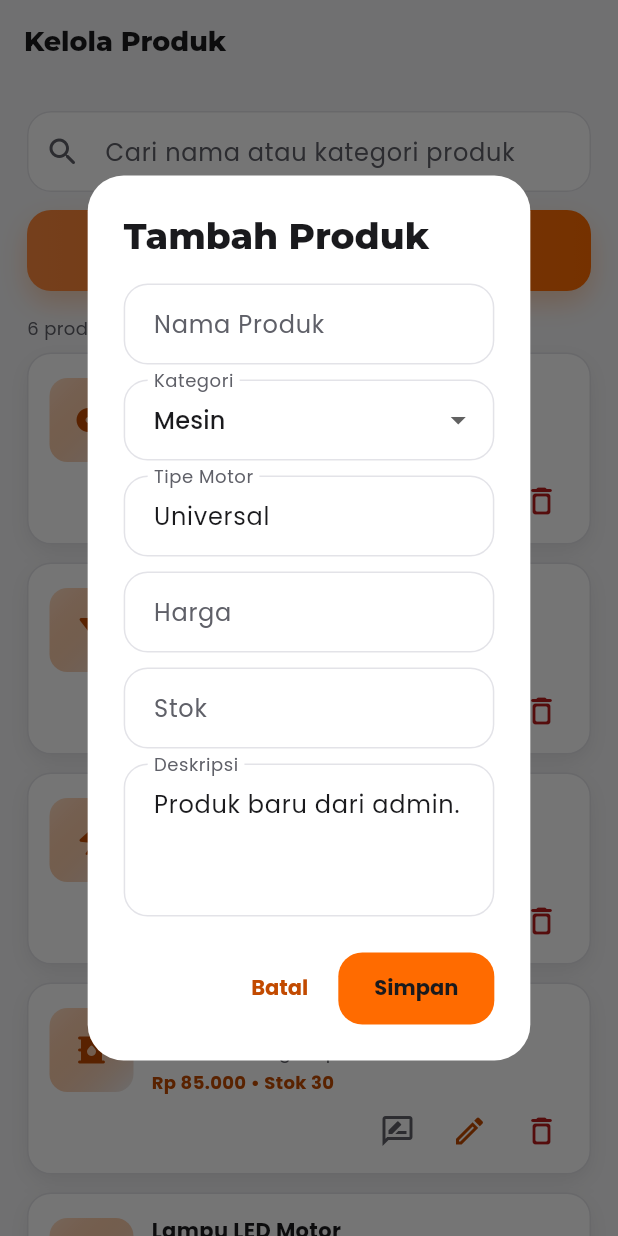
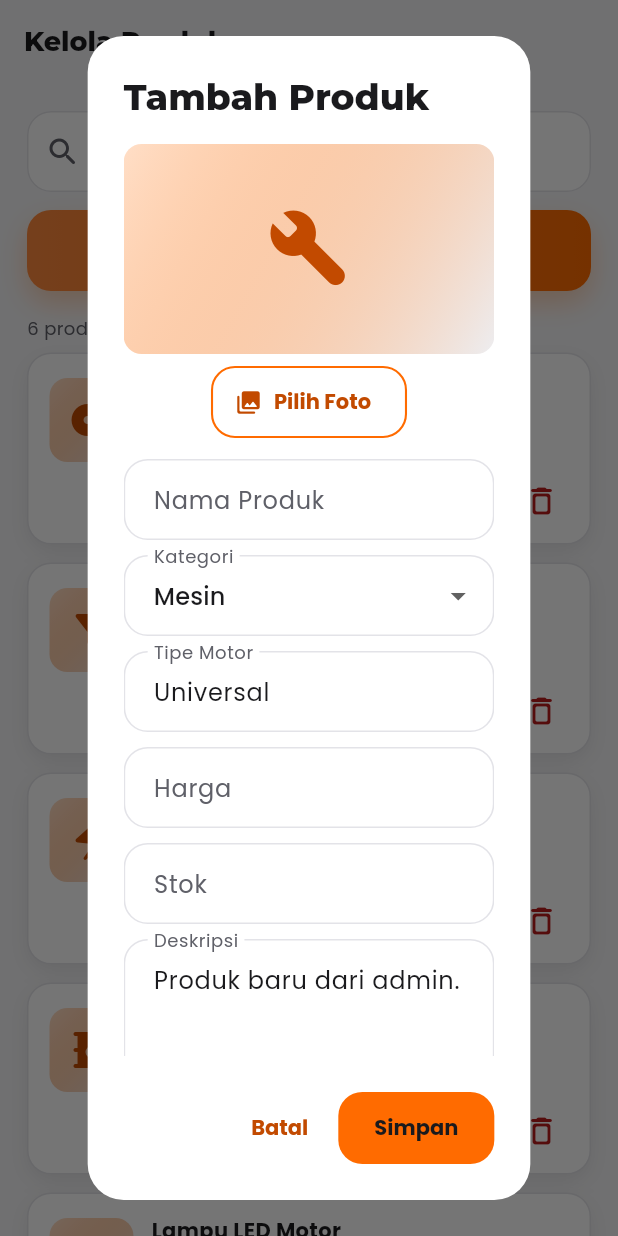
Before and after one commit to fikrinovriadi05/MotoParts, a Flutter app: the AdminProductsPage screen opened directly, after a tap on "Tambah Produk", on a phone screen of 412 x 824 dp. Run offline on Flutter 3.47's test engine with Material 3 defaults, Android fonts, the phone set to English and light mode, and no system bars; our stand-ins replace google_fonts, image_picker, shared_preferences; accounts and stored records are empty.

Commit message:
Foto produk asli: pilih dari galeri di dialog admin, tampil di kartu, detail, keranjang, pesanan; tersimpan di perangkat
Co-Authored-By: Claude Sonnet 5.5 <noreply@anthropic.com>

```diff
--- a/lib/models/product.dart
+++ b/lib/models/product.dart
@@ -22,6 +22,9 @@ class Product {
   final IconData icon;
   String description;
 
+  /// Jalur file foto produk di perangkat (null = tanpa foto, pakai ikon).
+  String? imagePath;
+
   Product({
     required this.id,
     required this.name,
@@ -31,6 +34,7 @@ class Product {
     required this.stock,
     required this.icon,
     required this.description,
+    this.imagePath,
   });
 
   factory Product.fromJson(Map<String, dynamic> json) {
@@ -43,6 +47,7 @@ class Product {
       stock: json['stock'] as int,
       icon: icons[json['icon']] ?? Icons.build_rounded,
       description: json['description'] as String,
+      imagePath: json['imagePath'] as String?,
     );
   }
 
@@ -62,6 +67,7 @@ class Product {
       'stock': stock,
       'icon': iconName,
       'description': description,
+      'imagePath': imagePath,
     };
   }
 }
--- a/lib/pages/admin/admin_products_page.dart
+++ b/lib/pages/admin/admin_products_page.dart
@@ -1,10 +1,12 @@
 import 'package:flutter/material.dart';
 import 'package:motopart/core/categories.dart';
+import 'package:motopart/core/product_image_storage.dart';
 import 'package:motopart/theme/app_theme.dart';
 import 'package:motopart/core/format.dart';
 import 'package:motopart/models/product.dart';
 import 'package:motopart/store/store.dart';
 import 'package:motopart/widgets/primary_button.dart';
+import 'package:motopart/widgets/product_picture.dart';
 import 'package:motopart/widgets/review_section.dart';
 
 class AdminProductsPage extends StatelessWidget {
@@ -28,8 +30,13 @@ class AdminProductsPage extends StatelessWidget {
     ];
     String category = product?.category ?? 'Mesin';
     String? error;
+    final oldImagePath = product?.imagePath;
+    String? imagePath = oldImagePath;
+    // Foto yang dipilih selama dialog ini terbuka (disalin ke penyimpanan app).
+    final pickedPaths = <String>[];
+    var saved = false;
 
-    showDialog(
+    showDialog<void>(
       context: context,
       builder: (dialogContext) {
         return StatefulBuilder(
@@ -40,6 +47,23 @@ class AdminProductsPage extends StatelessWidget {
                 child: Column(
                   mainAxisSize: MainAxisSize.min,
                   children: [
+                    _PhotoField(
+                      imagePath: imagePath,
+                      icon: product?.icon ?? Icons.build_rounded,
+                      onPick: () async {
+                        final path = await productImageStorage
+                            .pickFromGallery();
+                        if (path == null) return;
+                        if (!dialogContext.mounted) {
+                          productImageStorage.delete(path);
+                          return;
+                        }
+                        pickedPaths.add(path);
+                        setDialog(() => imagePath = path);
+                      },
+                      onRemove: () => setDialog(() => imagePath = null),
+                    ),
+                    const SizedBox(height: 14),
                     TextField(
                       controller: name,
                       decoration: const InputDecoration(
@@ -137,6 +161,8 @@ class AdminProductsPage extends StatelessWidget {
                         price: parsedPrice,
                         stock: parsedStock,
                         description: description.text.trim(),
+                        imagePath: imagePath,
+                        clearImage: imagePath == null,
                       );
                     } else {
                       store.addProduct(
@@ -149,10 +175,16 @@ class AdminProductsPage extends StatelessWidget {
                           stock: parsedStock,
                           icon: Icons.build_rounded,
                           description: description.text.trim(),
+                          imagePath: imagePath,
                         ),
                       );
                     }
 
+                    // Foto lama yang diganti/dihapus tidak dipakai lagi.
+                    if (oldImagePath != null && oldImagePath != imagePath) {
+                      productImageStorage.delete(oldImagePath);
+                    }
+                    saved = true;
                     Navigator.pop(dialogContext);
                   },
                   child: Text(isEdit ? 'Simpan Perubahan' : 'Simpan'),
@@ -162,7 +194,12 @@ class AdminProductsPage extends StatelessWidget {
           },
         );
       },
-    );
+    ).then((_) {
+      // Foto yang dipilih tetapi tidak jadi dipakai dihapus dari penyimpanan.
+      for (final path in pickedPaths) {
+        if (!saved || path != imagePath) productImageStorage.delete(path);
+      }
+    });
   }
 
   /// Daftar ulasan satu produk; admin bisa menghapus yang tidak pantas.
@@ -221,6 +258,7 @@ class AdminProductsPage extends StatelessWidget {
               style: FilledButton.styleFrom(backgroundColor: AppColors.danger),
               onPressed: () {
                 store.deleteProduct(product);
+                productImageStorage.delete(product.imagePath);
                 Navigator.pop(dialogContext);
               },
               child: const Text('Hapus'),
@@ -376,22 +414,7 @@ class _ProductTile extends StatelessWidget {
         children: [
           Row(
             children: [
-              Container(
-                width: 56,
-                height: 56,
-                decoration: BoxDecoration(
-                  gradient: LinearGradient(
-                    begin: Alignment.topLeft,
-                    end: Alignment.bottomRight,
-                    colors: [
-                      AppColors.primary.withValues(alpha: 0.22),
-                      palette.surfaceAlt,
-                    ],
-                  ),
-                  borderRadius: BorderRadius.circular(AppRadius.md),
-                ),
-                child: Icon(product.icon, color: palette.primaryText),
-              ),
+              ProductPicture.forProduct(product, width: 56, height: 56),
               const SizedBox(width: AppSpacing.md),
               Expanded(
                 child: Column(
@@ -461,3 +484,55 @@ class _ProductTile extends StatelessWidget {
     );
   }
 }
+
+/// Bagian foto di dialog produk: pratinjau, pilih/ganti, dan hapus foto.
+class _PhotoField extends StatelessWidget {
+  final String? imagePath;
+  final IconData icon;
+  final VoidCallback onPick;
+  final VoidCallback onRemove;
+
+  const _PhotoField({
+    required this.imagePath,
+    required this.icon,
+    required this.onPick,
+    required this.onRemove,
+  });
+
+  @override
+  Widget build(BuildContext context) {
+    final hasPhoto = ProductPicture.hasPhoto(imagePath);
+
+    return Column(
+      crossAxisAlignment: CrossAxisAlignment.stretch,
+      children: [
+        ProductPicture(
+          key: const ValueKey('photo-preview'),
+          imagePath: imagePath,
+          icon: icon,
+          height: 140,
+          iconSize: 56,
+          radius: AppRadius.md,
+        ),
+        const SizedBox(height: AppSpacing.sm),
+        Wrap(
+          alignment: WrapAlignment.center,
+          spacing: AppSpacing.sm,
+          children: [
+            OutlinedButton.icon(
+              onPressed: onPick,
+              icon: const Icon(Icons.photo_library_rounded, size: 18),
+              label: Text(hasPhoto ? 'Ganti Foto' : 'Pilih Foto'),
+            ),
+            if (imagePath != null)
+              TextButton.icon(
+                onPressed: onRemove,
+                icon: const Icon(Icons.delete_outline_rounded, size: 18),
+                label: const Text('Hapus Foto'),
+              ),
+          ],
+        ),
+      ],
+    );
+  }
+}
--- /dev/null
+++ b/lib/widgets/product_picture.dart
@@ -0,0 +1,86 @@
+import 'dart:io';
+
+import 'package:flutter/foundation.dart';
+import 'package:flutter/material.dart';
+import 'package:motopart/models/product.dart';
+import 'package:motopart/theme/app_theme.dart';
+
+/// Gambar produk: foto jika ada dan filenya masih ada, selain itu ikon di atas
+/// gradien. Foto yang rusak/hilang otomatis kembali ke ikon.
+class ProductPicture extends StatelessWidget {
+  final String? imagePath;
+  final IconData icon;
+  final double? width;
+  final double? height;
+  final double iconSize;
+  final double radius;
+
+  const ProductPicture({
+    super.key,
+    required this.imagePath,
+    required this.icon,
+    this.width,
+    this.height,
+    this.iconSize = 32,
+    this.radius = AppRadius.md,
+  });
+
+  /// Untuk produk; produk null (sudah dihapus) memakai ikon umum.
+  factory ProductPicture.forProduct(
+    Product? product, {
+    Key? key,
+    double? width,
+    double? height,
+    double iconSize = 32,
+    double radius = AppRadius.md,
+  }) {
+    return ProductPicture(
+      key: key,
+      imagePath: product?.imagePath,
+      icon: product?.icon ?? Icons.inventory_2_rounded,
+      width: width,
+      height: height,
+      iconSize: iconSize,
+      radius: radius,
+    );
+  }
+
+  /// Apakah [imagePath] menunjuk ke file foto yang bisa dipakai.
+  static bool hasPhoto(String? imagePath) =>
+      !kIsWeb && imagePath != null && File(imagePath).existsSync();
+
+  @override
+  Widget build(BuildContext context) {
+    final palette = context.palette;
+
+    final fallback = Container(
+      width: width,
+      height: height,
+      decoration: BoxDecoration(
+        gradient: LinearGradient(
+          begin: Alignment.topLeft,
+          end: Alignment.bottomRight,
+          colors: [
+            AppColors.primary.withValues(alpha: 0.22),
+            palette.surfaceAlt,
+          ],
+        ),
+        borderRadius: BorderRadius.circular(radius),
+      ),
+      child: Icon(icon, size: iconSize, color: palette.primaryText),
+    );
+
+    if (!hasPhoto(imagePath)) return fallback;
+
+    return ClipRRect(
+      borderRadius: BorderRadius.circular(radius),
+      child: Image.file(
+        File(imagePath!),
+        width: width,
+        height: height,
+        fit: BoxFit.cover,
+        errorBuilder: (context, error, stack) => fallback,
+      ),
+    );
+  }
+}
--- a/pubspec.yaml
+++ b/pubspec.yaml
@@ -38,6 +38,8 @@ dependencies:
   crypto: ^3.0.8
   google_fonts: ^8.2.1
   intl: ^0.20.3
+  image_picker: ^1.2.4
+  path_provider: ^2.1.6
 
 dev_dependencies:
   flutter_test:
```
Also changed, not shown: lib/core/product_image_storage.dart (added, +67 -0 lines), lib/pages/shared/order_detail_page.dart (+7 -10 lines), lib/pages/user/cart_page.dart (+2 -16 lines), lib/store/store.dart (+7 -0 lines), lib/widgets/product_card.dart (+8 -16 lines), pubspec.lock, 8 other files.
